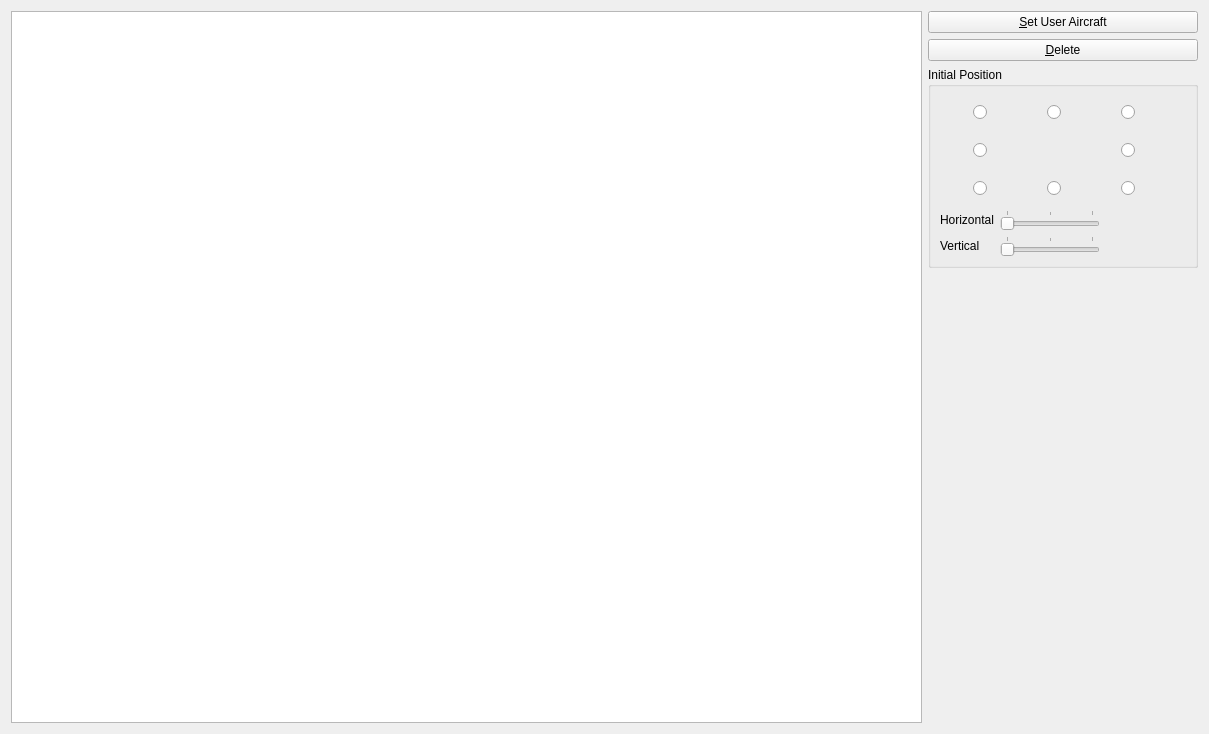
The window that src/Module/src/Formation/FormationWidget.ui (till213/SkyDolly) describes before a commit, drawn with Qt 5.
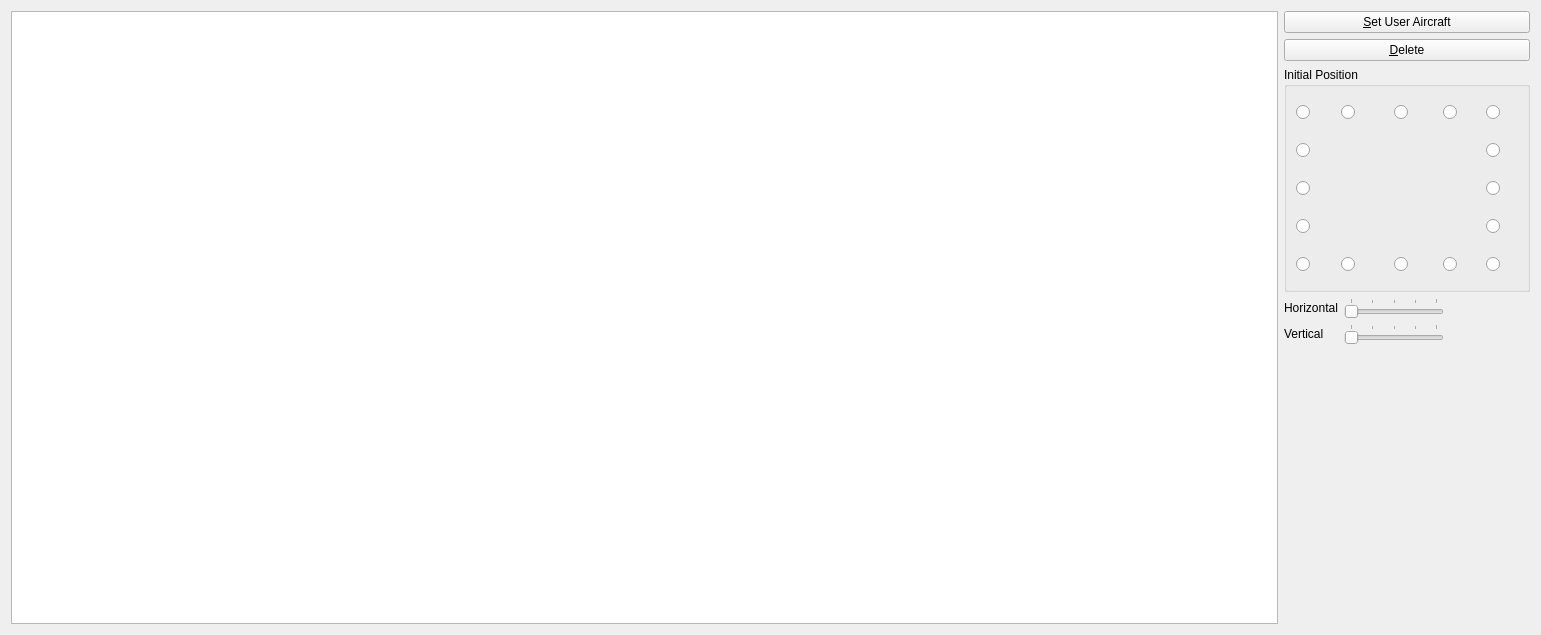
The same window after the commit. Icons and pictures are not drawn.

Commit message: More recording positions selectable

What changed in the file:
```diff
--- a/src/Module/src/Formation/FormationWidget.ui
+++ b/src/Module/src/Formation/FormationWidget.ui
@@ -6,14 +6,14 @@
    <rect>
     <x>0</x>
     <y>0</y>
-    <width>1209</width>
-    <height>734</height>
+    <width>1541</width>
+    <height>635</height>
    </rect>
   </property>
   <property name="windowTitle">
    <string>Form</string>
   </property>
-  <layout class="QHBoxLayout" name="horizontalLayout_6" stretch="20,1">
+  <layout class="QHBoxLayout" name="horizontalLayout_10" stretch="20,1">
    <item>
     <widget class="QTableWidget" name="aircraftTableWidget">
      <property name="minimumSize">
@@ -25,7 +25,7 @@
     </widget>
    </item>
    <item>
-    <layout class="QVBoxLayout" name="verticalLayout_2">
+    <layout class="QVBoxLayout" name="verticalLayout">
      <item>
       <widget class="QPushButton" name="userAircraftPushButton">
        <property name="text">
@@ -50,9 +50,7 @@
        <property name="title">
         <string>Initial Position</string>
        </property>
-       <layout class="QVBoxLayout" name="verticalLayout">
-        <item>
-         <layout class="QHBoxLayout" name="horizontalLayout_5">
+       <layout class="QHBoxLayout" name="horizontalLayout_9">
           <item>
            <spacer name="horizontalSpacer_5">
             <property name="orientation">
@@ -60,7 +58,7 @@
             </property>
             <property name="sizeHint" stdset="0">
              <size>
-              <width>40</width>
+            <width>0</width>
               <height>20</height>
              </size>
             </property>
@@ -68,9 +66,6 @@
           </item>
           <item>
            <layout class="QGridLayout" name="gridLayout">
-            <property name="sizeConstraint">
-             <enum>QLayout::SetFixedSize</enum>
-            </property>
             <item row="0" column="0">
              <widget class="QRadioButton" name="nwPositionRadioButton">
               <property name="sizePolicy">
@@ -91,6 +86,55 @@
              </widget>
             </item>
             <item row="0" column="1">
+           <layout class="QHBoxLayout" name="horizontalLayout_5">
+            <item>
+             <spacer name="horizontalSpacer_7">
+              <property name="orientation">
+               <enum>Qt::Horizontal</enum>
+              </property>
+              <property name="sizeHint" stdset="0">
+               <size>
+                <width>40</width>
+                <height>20</height>
+               </size>
+              </property>
+             </spacer>
+            </item>
+            <item>
+             <widget class="QRadioButton" name="nnwPositionRadioButton">
+              <property name="sizePolicy">
+               <sizepolicy hsizetype="Fixed" vsizetype="Fixed">
+                <horstretch>0</horstretch>
+                <verstretch>0</verstretch>
+               </sizepolicy>
+              </property>
+              <property name="minimumSize">
+               <size>
+                <width>32</width>
+                <height>32</height>
+               </size>
+              </property>
+              <property name="text">
+               <string/>
+              </property>
+             </widget>
+            </item>
+            <item>
+             <spacer name="horizontalSpacer_8">
+              <property name="orientation">
+               <enum>Qt::Horizontal</enum>
+              </property>
+              <property name="sizeHint" stdset="0">
+               <size>
+                <width>40</width>
+                <height>20</height>
+               </size>
+              </property>
+             </spacer>
+            </item>
+           </layout>
+          </item>
+          <item row="0" column="2">
              <layout class="QHBoxLayout" name="horizontalLayout">
               <item>
                <spacer name="horizontalSpacer">
@@ -139,7 +183,56 @@
               </item>
              </layout>
             </item>
-            <item row="0" column="2">
+          <item row="0" column="3">
+           <layout class="QHBoxLayout" name="horizontalLayout_6">
+            <item>
+             <spacer name="horizontalSpacer_9">
+              <property name="orientation">
+               <enum>Qt::Horizontal</enum>
+              </property>
+              <property name="sizeHint" stdset="0">
+               <size>
+                <width>40</width>
+                <height>20</height>
+               </size>
+              </property>
+             </spacer>
+            </item>
+            <item>
+             <widget class="QRadioButton" name="nnePositionRadioButton">
+              <property name="sizePolicy">
+               <sizepolicy hsizetype="Fixed" vsizetype="Fixed">
+                <horstretch>0</horstretch>
+                <verstretch>0</verstretch>
+               </sizepolicy>
+              </property>
+              <property name="minimumSize">
+               <size>
+                <width>32</width>
+                <height>32</height>
+               </size>
+              </property>
+              <property name="text">
+               <string/>
+              </property>
+             </widget>
+            </item>
+            <item>
+             <spacer name="horizontalSpacer_10">
+              <property name="orientation">
+               <enum>Qt::Horizontal</enum>
+              </property>
+              <property name="sizeHint" stdset="0">
+               <size>
+                <width>40</width>
+                <height>20</height>
+               </size>
+              </property>
+             </spacer>
+            </item>
+           </layout>
+          </item>
+          <item row="0" column="4">
              <widget class="QRadioButton" name="nePositionRadioButton">
               <property name="sizePolicy">
                <sizepolicy hsizetype="Fixed" vsizetype="Fixed">
@@ -159,6 +252,83 @@
              </widget>
             </item>
             <item row="1" column="0">
+           <widget class="QRadioButton" name="wnwPositionRadioButton">
+            <property name="sizePolicy">
+             <sizepolicy hsizetype="Fixed" vsizetype="Fixed">
+              <horstretch>0</horstretch>
+              <verstretch>0</verstretch>
+             </sizepolicy>
+            </property>
+            <property name="minimumSize">
+             <size>
+              <width>32</width>
+              <height>32</height>
+             </size>
+            </property>
+            <property name="text">
+             <string/>
+            </property>
+           </widget>
+          </item>
+          <item row="1" column="1">
+           <spacer name="horizontalSpacer_15">
+            <property name="orientation">
+             <enum>Qt::Horizontal</enum>
+            </property>
+            <property name="sizeHint" stdset="0">
+             <size>
+              <width>118</width>
+              <height>20</height>
+             </size>
+            </property>
+           </spacer>
+          </item>
+          <item row="1" column="2">
+           <spacer name="horizontalSpacer_16">
+            <property name="orientation">
+             <enum>Qt::Horizontal</enum>
+            </property>
+            <property name="sizeHint" stdset="0">
+             <size>
+              <width>118</width>
+              <height>20</height>
+             </size>
+            </property>
+           </spacer>
+          </item>
+          <item row="1" column="3">
+           <spacer name="horizontalSpacer_17">
+            <property name="orientation">
+             <enum>Qt::Horizontal</enum>
+            </property>
+            <property name="sizeHint" stdset="0">
+             <size>
+              <width>98</width>
+              <height>20</height>
+             </size>
+            </property>
+           </spacer>
+          </item>
+          <item row="1" column="4">
+           <widget class="QRadioButton" name="enePositionRadioButton">
+            <property name="sizePolicy">
+             <sizepolicy hsizetype="Fixed" vsizetype="Fixed">
+              <horstretch>0</horstretch>
+              <verstretch>0</verstretch>
+             </sizepolicy>
+            </property>
+            <property name="minimumSize">
+             <size>
+              <width>32</width>
+              <height>32</height>
+             </size>
+            </property>
+            <property name="text">
+             <string/>
+            </property>
+           </widget>
+          </item>
+          <item row="2" column="0">
              <widget class="QRadioButton" name="wPositionRadioButton">
               <property name="sizePolicy">
                <sizepolicy hsizetype="Fixed" vsizetype="Fixed">
@@ -177,7 +347,20 @@
               </property>
              </widget>
             </item>
-            <item row="1" column="1">
+          <item row="2" column="1">
+           <spacer name="horizontalSpacer_18">
+            <property name="orientation">
+             <enum>Qt::Horizontal</enum>
+            </property>
+            <property name="sizeHint" stdset="0">
+             <size>
+              <width>108</width>
+              <height>20</height>
+             </size>
+            </property>
+           </spacer>
+          </item>
+          <item row="2" column="2">
              <widget class="QLabel" name="label">
               <property name="sizePolicy">
                <sizepolicy hsizetype="Preferred" vsizetype="Preferred">
@@ -202,7 +385,20 @@
               </property>
              </widget>
             </item>
-            <item row="1" column="2">
+          <item row="2" column="3">
+           <spacer name="horizontalSpacer_19">
+            <property name="orientation">
+             <enum>Qt::Horizontal</enum>
+            </property>
+            <property name="sizeHint" stdset="0">
+             <size>
+              <width>88</width>
+              <height>20</height>
+             </size>
+            </property>
+           </spacer>
+          </item>
+          <item row="2" column="4">
              <widget class="QRadioButton" name="ePositionRadioButton">
               <property name="sizePolicy">
                <sizepolicy hsizetype="Fixed" vsizetype="Fixed">
@@ -221,7 +417,84 @@
               </property>
              </widget>
             </item>
-            <item row="2" column="0">
+          <item row="3" column="0">
+           <widget class="QRadioButton" name="wswPositionRadioButton">
+            <property name="sizePolicy">
+             <sizepolicy hsizetype="Fixed" vsizetype="Fixed">
+              <horstretch>0</horstretch>
+              <verstretch>0</verstretch>
+             </sizepolicy>
+            </property>
+            <property name="minimumSize">
+             <size>
+              <width>32</width>
+              <height>32</height>
+             </size>
+            </property>
+            <property name="text">
+             <string/>
+            </property>
+           </widget>
+          </item>
+          <item row="3" column="1">
+           <spacer name="horizontalSpacer_20">
+            <property name="orientation">
+             <enum>Qt::Horizontal</enum>
+            </property>
+            <property name="sizeHint" stdset="0">
+             <size>
+              <width>98</width>
+              <height>20</height>
+             </size>
+            </property>
+           </spacer>
+          </item>
+          <item row="3" column="2">
+           <spacer name="horizontalSpacer_21">
+            <property name="orientation">
+             <enum>Qt::Horizontal</enum>
+            </property>
+            <property name="sizeHint" stdset="0">
+             <size>
+              <width>118</width>
+              <height>20</height>
+             </size>
+            </property>
+           </spacer>
+          </item>
+          <item row="3" column="3">
+           <spacer name="horizontalSpacer_22">
+            <property name="orientation">
+             <enum>Qt::Horizontal</enum>
+            </property>
+            <property name="sizeHint" stdset="0">
+             <size>
+              <width>88</width>
+              <height>20</height>
+             </size>
+            </property>
+           </spacer>
+          </item>
+          <item row="3" column="4">
+           <widget class="QRadioButton" name="esePositionRadioButton">
+            <property name="sizePolicy">
+             <sizepolicy hsizetype="Fixed" vsizetype="Fixed">
+              <horstretch>0</horstretch>
+              <verstretch>0</verstretch>
+             </sizepolicy>
+            </property>
+            <property name="minimumSize">
+             <size>
+              <width>32</width>
+              <height>32</height>
+             </size>
+            </property>
+            <property name="text">
+             <string/>
+            </property>
+           </widget>
+          </item>
+          <item row="4" column="0">
              <widget class="QRadioButton" name="swPositionRadioButton">
               <property name="sizePolicy">
                <sizepolicy hsizetype="Fixed" vsizetype="Fixed">
@@ -240,7 +513,56 @@
               </property>
              </widget>
             </item>
-            <item row="2" column="1">
+          <item row="4" column="1">
+           <layout class="QHBoxLayout" name="horizontalLayout_7">
+            <item>
+             <spacer name="horizontalSpacer_11">
+              <property name="orientation">
+               <enum>Qt::Horizontal</enum>
+              </property>
+              <property name="sizeHint" stdset="0">
+               <size>
+                <width>40</width>
+                <height>20</height>
+               </size>
+              </property>
+             </spacer>
+            </item>
+            <item>
+             <widget class="QRadioButton" name="sswPositionRadioButton">
+              <property name="sizePolicy">
+               <sizepolicy hsizetype="Fixed" vsizetype="Fixed">
+                <horstretch>0</horstretch>
+                <verstretch>0</verstretch>
+               </sizepolicy>
+              </property>
+              <property name="minimumSize">
+               <size>
+                <width>32</width>
+                <height>32</height>
+               </size>
+              </property>
+              <property name="text">
+               <string/>
+              </property>
+             </widget>
+            </item>
+            <item>
+             <spacer name="horizontalSpacer_12">
+              <property name="orientation">
+               <enum>Qt::Horizontal</enum>
+              </property>
+              <property name="sizeHint" stdset="0">
+               <size>
+                <width>40</width>
+                <height>20</height>
+               </size>
+              </property>
+             </spacer>
+            </item>
+           </layout>
+          </item>
+          <item row="4" column="2">
              <layout class="QHBoxLayout" name="horizontalLayout_2">
               <item>
                <spacer name="horizontalSpacer_3">
@@ -289,7 +611,56 @@
               </item>
              </layout>
             </item>
-            <item row="2" column="2">
+          <item row="4" column="3">
+           <layout class="QHBoxLayout" name="horizontalLayout_8">
+            <item>
+             <spacer name="horizontalSpacer_13">
+              <property name="orientation">
+               <enum>Qt::Horizontal</enum>
+              </property>
+              <property name="sizeHint" stdset="0">
+               <size>
+                <width>40</width>
+                <height>20</height>
+               </size>
+              </property>
+             </spacer>
+            </item>
+            <item>
+             <widget class="QRadioButton" name="ssePositionRadioButton">
+              <property name="sizePolicy">
+               <sizepolicy hsizetype="Fixed" vsizetype="Fixed">
+                <horstretch>0</horstretch>
+                <verstretch>0</verstretch>
+               </sizepolicy>
+              </property>
+              <property name="minimumSize">
+               <size>
+                <width>32</width>
+                <height>32</height>
+               </size>
+              </property>
+              <property name="text">
+               <string/>
+              </property>
+             </widget>
+            </item>
+            <item>
+             <spacer name="horizontalSpacer_14">
+              <property name="orientation">
+               <enum>Qt::Horizontal</enum>
+              </property>
+              <property name="sizeHint" stdset="0">
+               <size>
+                <width>40</width>
+                <height>20</height>
+               </size>
+              </property>
+             </spacer>
+            </item>
+           </layout>
+          </item>
+          <item row="4" column="4">
              <widget class="QRadioButton" name="sePositionRadioButton">
               <property name="sizePolicy">
                <sizepolicy hsizetype="Fixed" vsizetype="Fixed">
@@ -317,13 +688,14 @@
             </property>
             <property name="sizeHint" stdset="0">
              <size>
-              <width>40</width>
+            <width>0</width>
               <height>20</height>
              </size>
             </property>
            </spacer>
           </item>
          </layout>
+      </widget>
         </item>
         <item>
          <layout class="QFormLayout" name="formLayout">
@@ -345,7 +717,7 @@
                </size>
               </property>
               <property name="maximum">
-               <number>2</number>
+            <number>4</number>
               </property>
               <property name="pageStep">
                <number>1</number>
@@ -391,7 +763,7 @@
                </size>
               </property>
               <property name="maximum">
-               <number>2</number>
+            <number>4</number>
               </property>
               <property name="pageStep">
                <number>1</number>
@@ -420,9 +792,6 @@
            </layout>
           </item>
          </layout>
-        </item>
-       </layout>
-      </widget>
      </item>
      <item>
       <spacer name="verticalSpacer">
```
Left out of the diff: 3 changed lines with no effect on the pictures. Lines whose indentation alone changed are shown as unchanged. The commit also changes 5 other files.
